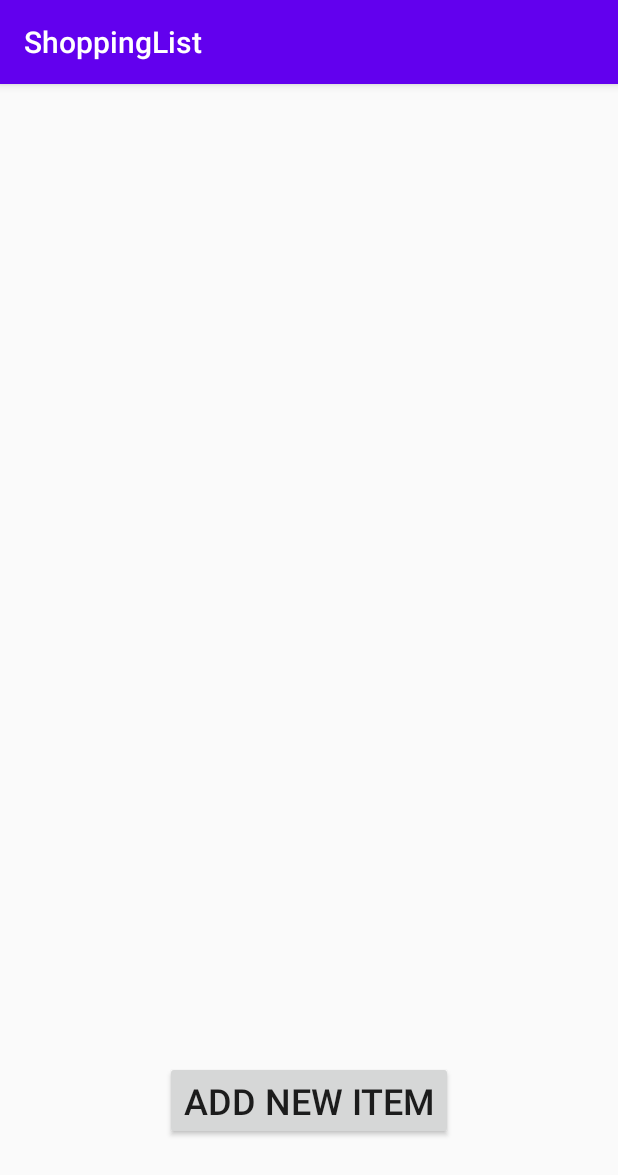
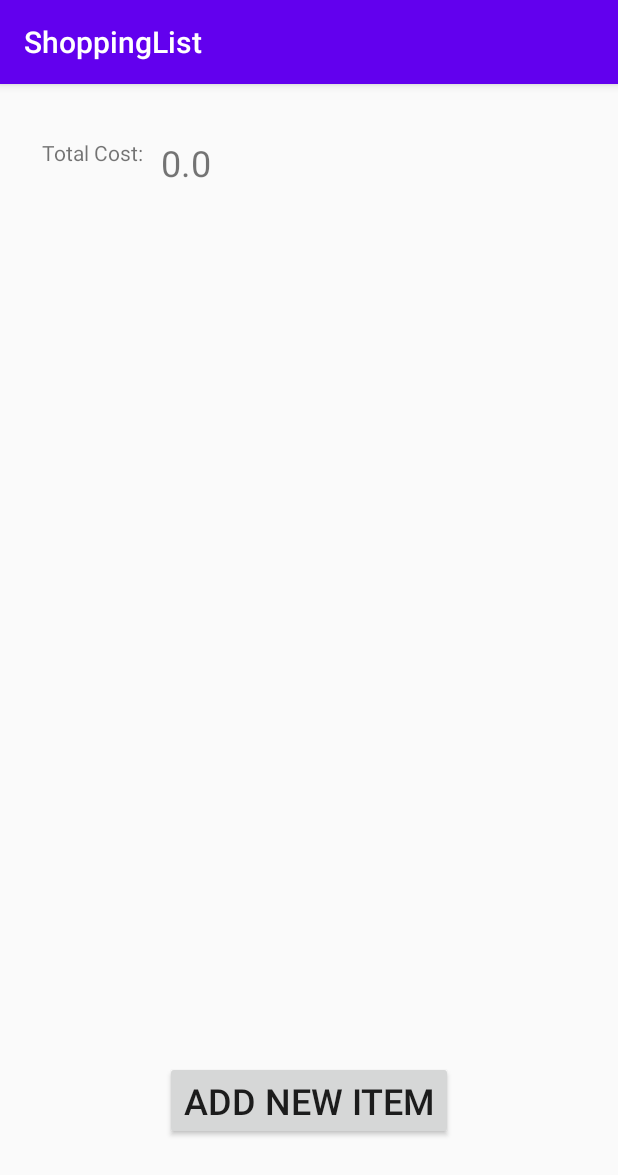
Before and after one commit to jarirauhala/koods, an Android app: the screen it shows after launch (MainActivity), on a phone screen of 412 x 824 dp. Shown: the top 1175 px of the screen. Run offline under Robolectric (Android 15) with nearby library versions, the phone set to English and light mode, and no system bars.

Commit message:
total cost counter

```diff
--- a/AndroidK20/ShoppingList/app/src/main/res/layout/activity_main.xml
+++ b/AndroidK20/ShoppingList/app/src/main/res/layout/activity_main.xml
@@ -10,9 +10,8 @@
         android:id="@+id/itemsListView"
         android:layout_width="409dp"
         android:layout_height="354dp"
-        android:layout_marginTop="56dp"
+        android:layout_marginTop="104dp"
         app:layout_constraintEnd_toEndOf="parent"
-        app:layout_constraintHorizontal_bias="1.0"
         app:layout_constraintStart_toStartOf="parent"
         app:layout_constraintTop_toTopOf="parent" />
 
@@ -28,4 +27,28 @@
         app:layout_constraintStart_toStartOf="parent"
         app:layout_constraintTop_toBottomOf="@+id/_dynamic" />
 
+    <TextView
+        android:id="@+id/textView6"
+        android:layout_width="wrap_content"
+        android:layout_height="wrap_content"
+        android:layout_marginStart="28dp"
+        android:layout_marginLeft="28dp"
+        android:layout_marginTop="36dp"
+        android:text="Total Cost:"
+        app:layout_constraintStart_toStartOf="parent"
+        app:layout_constraintTop_toTopOf="parent" />
+
+    <TextView
+        android:id="@+id/costTextView"
+        android:layout_width="wrap_content"
+        android:layout_height="wrap_content"
+        android:layout_marginStart="12dp"
+        android:layout_marginLeft="12dp"
+        android:text="0.0"
+        android:textSize="24sp"
+        app:layout_constraintBottom_toBottomOf="@+id/textView6"
+        app:layout_constraintStart_toEndOf="@+id/textView6"
+        app:layout_constraintTop_toTopOf="@+id/textView6"
+        app:layout_constraintVertical_bias="0.0" />
+
 </androidx.constraintlayout.widget.ConstraintLayout>
```
Also changed, not shown: AndroidK20/ShoppingList/app/src/main/java/fi/lut/shoppinglist/DataBase.java (+17 -0 lines), AndroidK20/ShoppingList/app/src/main/java/fi/lut/shoppinglist/MainActivity.java (+12 -0 lines).
